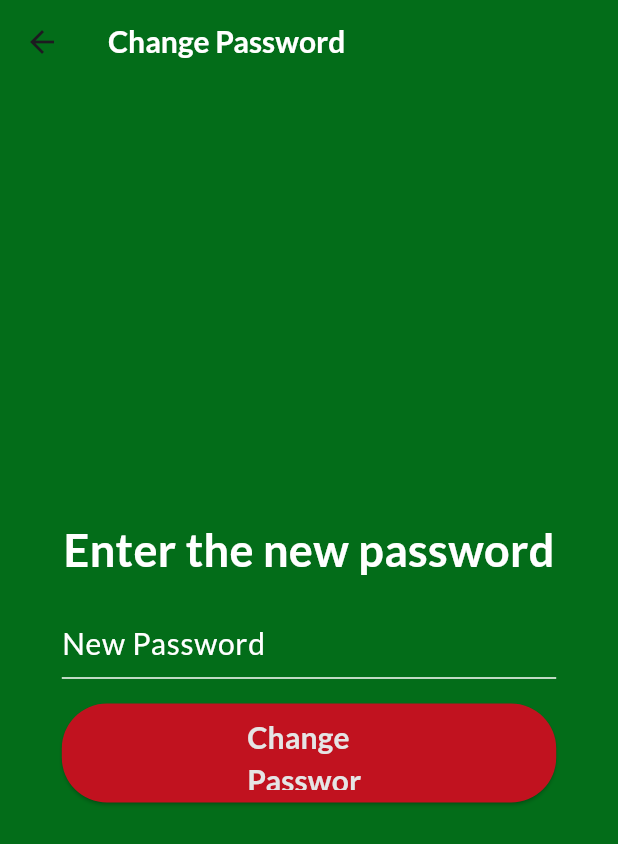
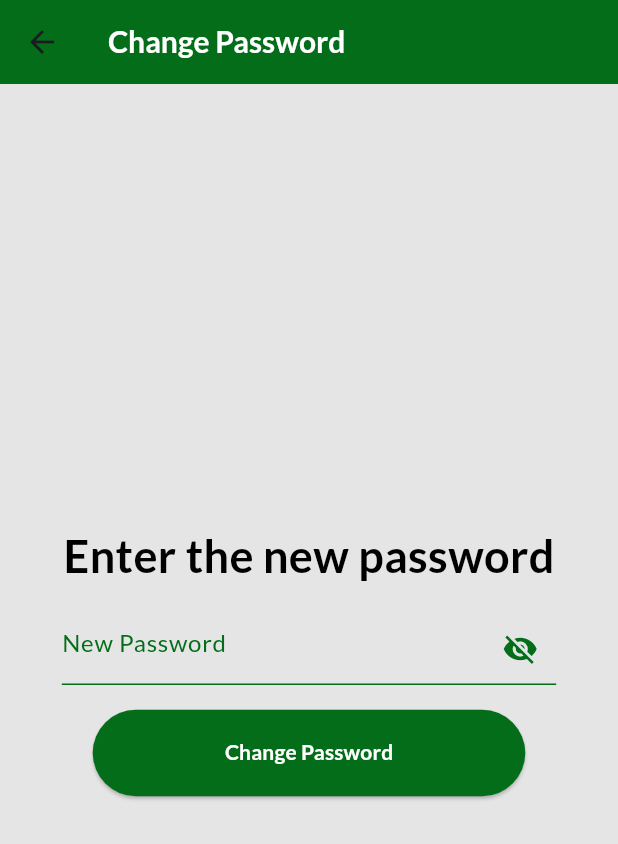
Before and after one commit to WenDEVLIFE/kapatidsync, a Flutter app: the ChangePasswordUI screen opened by its route, on a phone screen of 412 x 824 dp. Shown: the top 844 px of the screen. Run offline on Flutter 3.47's test engine with Material 3 defaults, Android fonts, the phone set to English and light mode, and no system bars; our stand-ins replace cloud_firestore, firebase_auth, firebase_core, flutter_speed_dial, fluttertoast, permission_handler and 2 more; missing offline and left inert: excel, mailer; accounts and stored records are empty.

Commit message:
Fix the change password bug on the ChangePasswordUI.dart 👌

```diff
--- a/lib/src/ViewModel/ChangePasswordViewModel.dart
+++ b/lib/src/ViewModel/ChangePasswordViewModel.dart
@@ -3,9 +3,19 @@ import 'package:kapatidsync/src/Repositoryy/PasswordRepository.dart';
 
 class ChangePasswordViewModel extends ChangeNotifier {
   final PasswordRepository _passwordRepository = PasswordRepositoryImpl();
+  final TextEditingController passwordController = TextEditingController();
+
+  bool obscureText = true;
+
+  bool get isObscureText => obscureText;
 
 
-  Future<void> changePassword(String newPassword) async {
-    await _passwordRepository.changePassword(newPassword);
+  Future<void> changePassword() async {
+    await _passwordRepository.changePassword(passwordController.text);
+  }
+
+  void toggleObscureText() {
+    obscureText = !obscureText;
+    notifyListeners();
   }
 }
--- a/lib/src/ui/ChangePasswordUI.dart
+++ b/lib/src/ui/ChangePasswordUI.dart
@@ -15,8 +15,6 @@ class ChangePasswordUI extends StatelessWidget {
     double screenWidth = MediaQuery.of(context).size.width;
     double screenHeight = MediaQuery.of(context).size.height;
 
-    TextEditingController passwordController = TextEditingController();
-
     return Scaffold(
       appBar: AppBar(
         backgroundColor: ColorUtils.primaryColor,
@@ -27,14 +25,14 @@ class ChangePasswordUI extends StatelessWidget {
           fontWeight: FontWeight.w700,
         )),
       ),
-      backgroundColor: ColorUtils.primaryColor,
+      backgroundColor: ColorUtils.secondaryColor,
       body: Center(
         child: Column(
           mainAxisAlignment: MainAxisAlignment.center,
           children: <Widget>[
             const Text('Enter the new password',
               style: TextStyle(
-                color: Colors.white,
+                color: Colors.black,
                 fontSize: 30,
                 fontFamily: 'Lato',
                 fontWeight: FontWeight.w700,
@@ -44,43 +42,49 @@ class ChangePasswordUI extends StatelessWidget {
             Container(
               width: screenWidth * 0.8,
               child: TextField(
-                controller: passwordController,
-                style: const TextStyle(color: Colors.white),
+                controller: viewModel.passwordController,
+                style: const TextStyle(color: ColorUtils.primaryColor),
                 obscureText: true,
-                decoration: const InputDecoration(
+                decoration: InputDecoration(
+                  suffixIcon: IconButton(
+                    icon: Icon(viewModel.isObscureText ? Icons.visibility_off : Icons.visibility),
+                    color: ColorUtils.primaryColor,
+                    onPressed: () {
+                      viewModel.toggleObscureText();
+                    },
+                  ),
                   hintText: 'New Password',
-                  hintStyle: TextStyle(color: Colors.white,
+                  hintStyle: const TextStyle(color: ColorUtils.primaryColor,
                       fontFamily: 'Lato',
-                      fontSize: 20,
+                      fontSize: 16,
                       fontWeight: FontWeight.w400),
-                  enabledBorder: UnderlineInputBorder(
-                    borderSide: BorderSide(color: Colors.white),
+                  enabledBorder: const UnderlineInputBorder(
+                    borderSide: BorderSide(color: ColorUtils.primaryColor),
                   ),
-                  focusedBorder: UnderlineInputBorder(
-                    borderSide: BorderSide(color: Colors.white),
+                  focusedBorder: const UnderlineInputBorder(
+                    borderSide: BorderSide(color: ColorUtils.primaryColor),
                   ),
                 ),
               ),
             ),
             SizedBox(height: screenHeight * 0.02),
             Container(
-              width: screenWidth * 0.8,
-              height: screenHeight * 0.08,
+              width: screenWidth * 0.7,
+              height: screenHeight * 0.07,
               child: ElevatedButton(
                 onPressed: () {
-                  viewModel.changePassword(passwordController.text);
+                  viewModel.changePassword();
                 },
                 style: ElevatedButton.styleFrom(
-                  backgroundColor: ColorUtils.accentColor,
+                  backgroundColor: ColorUtils.primaryColor,
                   shape: RoundedRectangleBorder(
                     borderRadius: BorderRadius.circular(30),
                   ),
-                  padding: EdgeInsets.symmetric(horizontal: screenWidth * 0.3, vertical: screenHeight * 0.01),
                 ),
                 child: const Text('Change Password',
                   style: TextStyle(
-                    color: ColorUtils.secondaryColor,
-                    fontSize: 20,
+                    color: Colors.white, // Ensure the text color is white
+                    fontSize:14,
                     fontFamily: 'Lato',
                     fontWeight: FontWeight.w700,
                   ),
```
